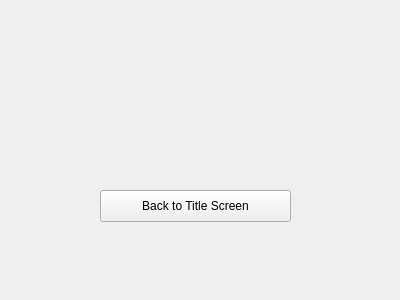
Qt form endgame.ui (bstee615/project) before a commit.
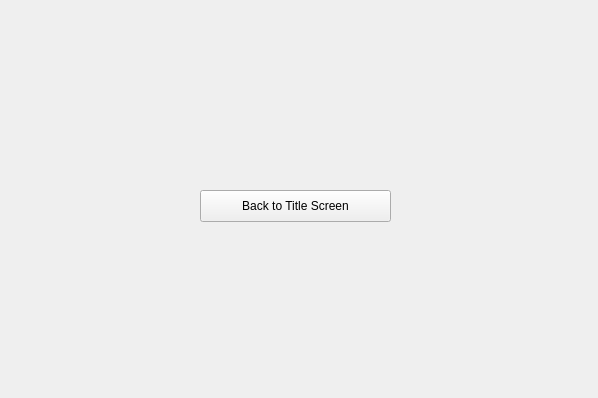
The same form after that commit. Icons and pictures are not drawn.

```diff
--- a/endgame.ui
+++ b/endgame.ui
@@ -6,8 +6,8 @@
    <rect>
     <x>0</x>
     <y>0</y>
-    <width>400</width>
-    <height>300</height>
+    <width>598</width>
+    <height>398</height>
    </rect>
   </property>
   <property name="windowTitle">
@@ -16,8 +16,8 @@
   <widget class="QLabel" name="label">
    <property name="geometry">
     <rect>
-     <x>60</x>
-     <y>100</y>
+     <x>170</x>
+     <y>90</y>
      <width>271</width>
      <height>81</height>
     </rect>
@@ -35,7 +35,7 @@
   <widget class="QPushButton" name="PBbackToTitle">
    <property name="geometry">
     <rect>
-     <x>100</x>
+     <x>200</x>
      <y>190</y>
      <width>191</width>
      <height>32</height>
```
